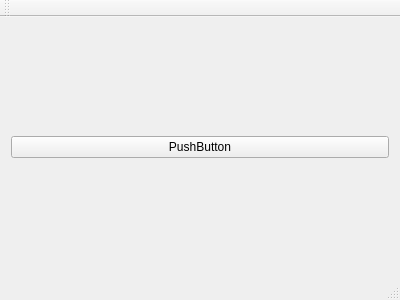
First picture: the form in Takao/takao.ui, repository tnct-spc/procon2019-comp, before the edit.
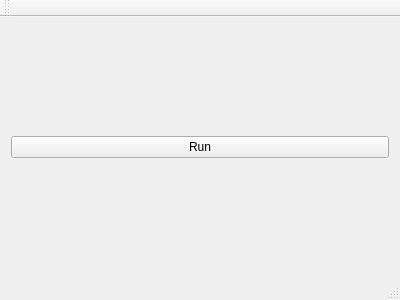
Second picture: the form after the edit.

```diff
--- a/Takao/takao.ui
+++ b/Takao/takao.ui
@@ -35,7 +35,7 @@
          <bool>true</bool>
         </property>
         <property name="text">
-         <string>PushButton</string>
+         <string>Run</string>
         </property>
        </widget>
       </item>
```
Left out of the diff: 2 changed lines with no effect on the pictures.
